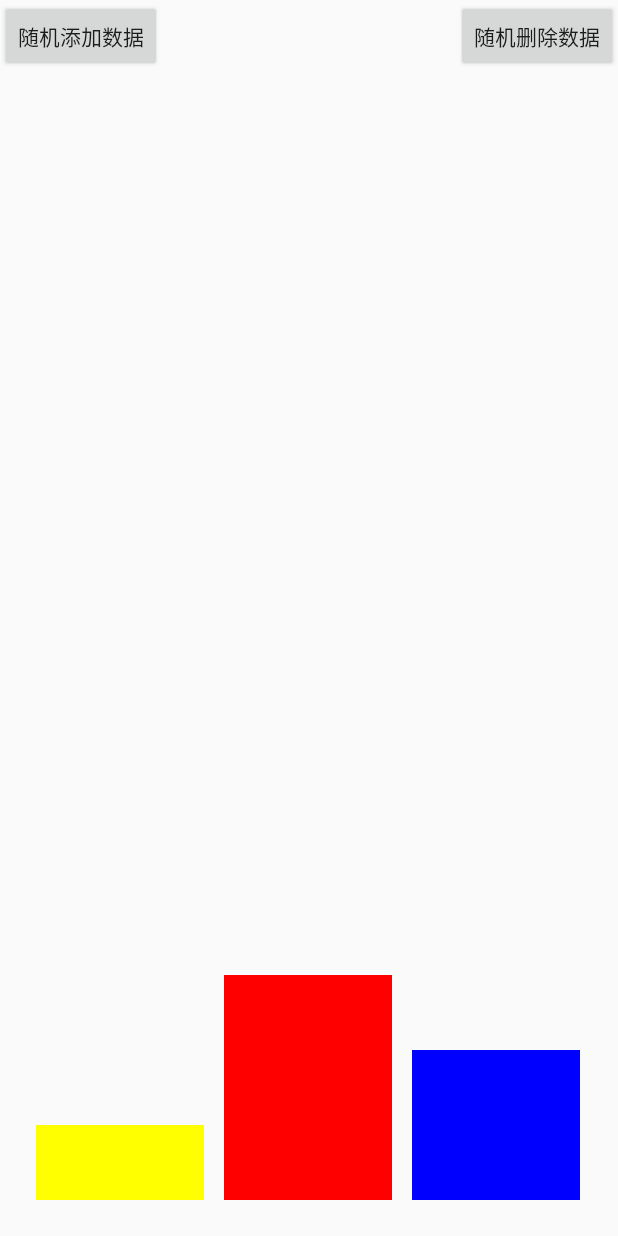
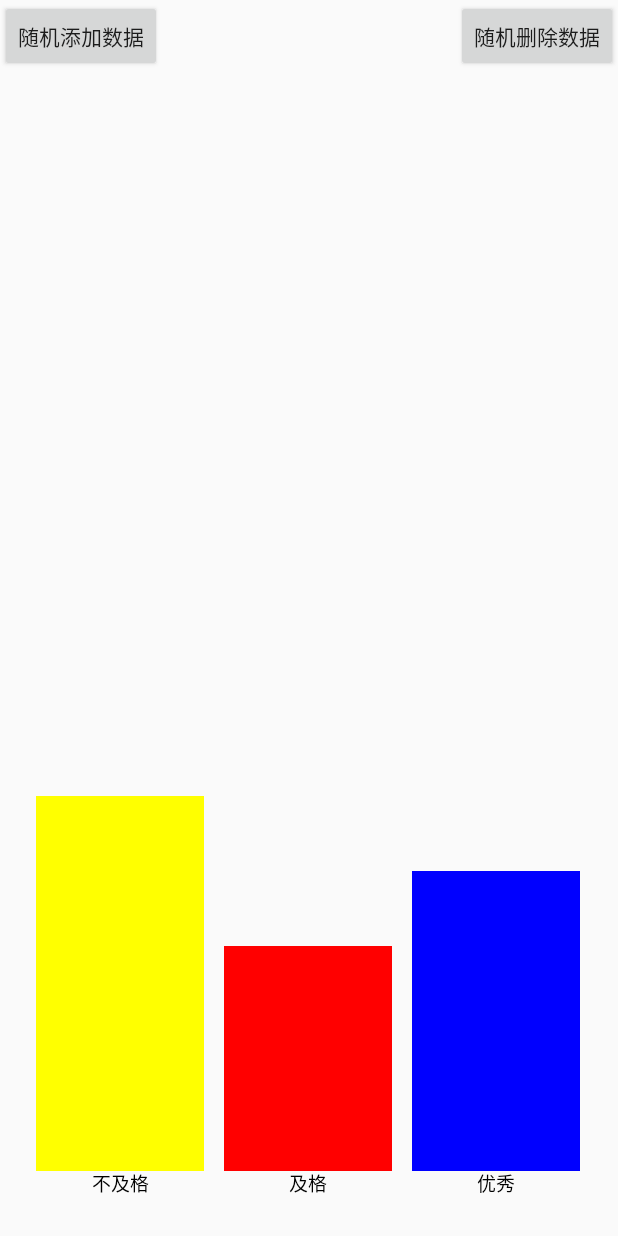
Before and after one commit to FENGZEYOU123/AndroidStatisticsView, an Android app: the screen it shows after launch (MainActivity), on a phone screen of 412 x 824 dp. Run offline under Robolectric (Android 15) with nearby library versions, the phone set to English and light mode, and no system bars.

Commit message:
displayName

```diff
--- a/app/src/main/java/com/yfz/statisticsview/ColumnBarChartView.java
+++ b/app/src/main/java/com/yfz/statisticsview/ColumnBarChartView.java
@@ -4,6 +4,7 @@ import android.content.Context;
 import android.content.res.TypedArray;
 import android.graphics.Canvas;
 import android.graphics.Color;
+import android.graphics.Matrix;
 import android.graphics.Paint;
 import android.graphics.Rect;
 import android.graphics.RectF;
@@ -14,10 +15,11 @@ import androidx.annotation.Nullable;
 import java.util.ArrayList;
 /**
  * 作者：游丰泽
- * 简介：统计图-柱状图-用直观的方式展示数据内容
- * android交流需求请加wx：yfz_oom
+ * 简介：统计view-柱状图-用直观的方式展示数据内容
+ * android需求,交流请加wx：yfz_oom
  */
 public class ColumnBarChartView extends View {
+    private Context mContext;
     //画笔
     private Paint mPaint=new Paint();
     //记录绘制数据，key名字,value数量
@@ -30,19 +32,27 @@ public class ColumnBarChartView extends View {
     private float mHeight=0;
     //柱状位置Rect
     private RectF mRectF = new RectF();
-    //柱状名字显示
-    private boolean mDisplayName=false;
+    //数据名字位置Rect
+    private Rect mTextRect=new Rect();
+    //数据显示
+    private boolean mDisplayData =false;
+    //数据文字大小
+    private float mTextSize=20;
+    //数据文字颜色
+    private int mTextColor= Color.BLACK;
     public ColumnBarChartView(Context context) {
         super(context);
-        initial();
+        initial(context);
     }
     public ColumnBarChartView(Context context, @Nullable AttributeSet attrs) {
         super(context, attrs);
         TypedArray typedArray=context.obtainStyledAttributes(attrs, R.styleable.ColumnBarChartView);
         //设置柱状的间距
         mMargin=typedArray.getInteger(R.styleable.ColumnBarChartView_ColumnBarChart_margin,mMargin);
-        mDisplayName=typedArray.getBoolean(R.styleable.ColumnBarChartView_ColumnBarChart_displayName,mDisplayName);
-        initial();
+        mDisplayData =typedArray.getBoolean(R.styleable.ColumnBarChartView_ColumnBarChart_displayData, mDisplayData);
+        mTextColor =typedArray.getInteger(R.styleable.ColumnBarChartView_ColumnBarChart_textColor, mTextColor);
+        mTextSize =typedArray.getFloat(R.styleable.ColumnBarChartView_ColumnBarChart_textSize, mTextSize);
+        initial(context);
     }
 
     @Override
@@ -51,9 +61,11 @@ public class ColumnBarChartView extends View {
 
     }
 
-    private void initial(){
+    private void initial(Context context){
+        mContext=context;
         mPaint.setAntiAlias(true); //抗锯齿
         mPaint.setStyle(Paint.Style.FILL);
+        mPaint.setColor(mTextColor);
         setWillNotDraw(false);
     }
 
@@ -62,24 +74,37 @@ public class ColumnBarChartView extends View {
         mWidth  = ( getWidth() - (mMargin*(getSize()-1)) ) / getSize(); //计算每个柱状宽度
         mHeight = ( getHeight() / getNumber() ); //计算柱状数值的平均高度值
         for(int i=0;i<mArray.size();i++){
-            if(mDisplayName){ //如果设置了展示名字，则绘制名字
+            mRectF.left= i*(mWidth+mMargin);
+            mRectF.right= mRectF.left+mWidth;
+            mRectF.bottom=getHeight();
+            mRectF.top= mRectF.bottom-mHeight*mArray.get(i).mNumber ; //柱状高度=数值的平均高度值*柱状数值
+            if(mDisplayData){ //如果设置了展示名字，则绘制名字
                 onDrawName(canvas,i); //画柱状名字
             }
-                onDrawColumn(canvas,i); //画柱状图形
+            onDrawColumn(canvas,i); //画柱状图形
+
         }
     }
 
     //绘制-柱状名字
     private void onDrawName(Canvas canvas,int i){
+        mPaint.setTextSize(dip2px(mContext, (float) Math.sqrt(mWidth)));
+        mPaint.getTextBounds(mArray.get(i).mMame, 0, mArray.get(i).mMame.length(), mTextRect); //计算文字位置,处于柱状中间
+        mPaint.setColor(mTextColor);
+        canvas.drawText(   //柱状名字
+                mArray.get(i).mMame,
+                (mRectF.left+mRectF.right)/2 - (mTextRect.left+mTextRect.right)/2,
+                mRectF.bottom-(mTextRect.bottom-mTextRect.top)/2,
+                mPaint);
 
     }
     //绘制-柱状图形
     private void onDrawColumn(Canvas canvas,int i){
+        if(mDisplayData) { //如果设置了展示名字，则绘制柱状图形的位置要在文字之上
+            mRectF.bottom=mRectF.bottom-dip2px(mContext,(mTextRect.bottom-mTextRect.top));
+            mRectF.top=mRectF.bottom-mRectF.top;
+        }
         mPaint.setColor(mArray.get(i).mColor); //柱状颜色
-        mRectF.left= i*(mWidth+mMargin);
-        mRectF.right= mRectF.left+mWidth;
-        mRectF.bottom=getHeight();
-        mRectF.top= mRectF.bottom-mHeight*mArray.get(i).mNumber ; //柱状高度=数值的平均高度值*柱状数值
         canvas.drawRect(mRectF,mPaint);
     }
 
@@ -87,7 +112,7 @@ public class ColumnBarChartView extends View {
      * 是否显示柱状名称
      */
     public void displayName(boolean isDisplay){
-        mDisplayName=isDisplay;
+        mDisplayData =isDisplay;
     }
     /**
      * 向外提供添加数据的方法,如果数据名字一样则被替换
@@ -166,5 +191,10 @@ public class ColumnBarChartView extends View {
         return totalNumber;
     }
 
+    //大小转换为px
+    public static int dip2px(Context context, float dipValue) {
+        final float scale = context.getResources().getDisplayMetrics().density;
+        return (int) (dipValue * scale + 0.5f);
+    }
 
 }
--- a/app/src/main/java/com/yfz/statisticsview/MainActivity.java
+++ b/app/src/main/java/com/yfz/statisticsview/MainActivity.java
@@ -8,7 +8,11 @@ import android.util.Log;
 import android.view.View;
 
 import java.util.Random;
-
+/**
+ * 作者：游丰泽
+ * 简介：统计view-柱状图-用直观的方式展示数据内容
+ * android需求,交流请加wx：yfz_oom
+ */
 public class MainActivity extends AppCompatActivity {
     private ColumnBarChartView mColumnBarChartView;
 
--- a/app/src/main/res/layout/activity_main.xml
+++ b/app/src/main/res/layout/activity_main.xml
@@ -29,6 +29,7 @@
         app:layout_constraintRight_toRightOf="parent"
         app:layout_constraintLeft_toLeftOf="parent"
         app:layout_constraintBottom_toBottomOf="parent"
+        app:ColumnBarChart_displayData="true"
         android:layout_width="match_parent"
         android:layout_height="300dp">
     </com.yfz.statisticsview.ColumnBarChartView>
--- a/app/src/main/res/values/attrs.xml
+++ b/app/src/main/res/values/attrs.xml
@@ -2,8 +2,10 @@
 <resources>
     <declare-styleable
         name="ColumnBarChartView">
-        <attr name="ColumnBarChart_margin" format="integer"></attr>
-        <attr name="ColumnBarChart_displayName" format="boolean"></attr>
+        <attr name="ColumnBarChart_margin" format="reference|dimension|integer"></attr>
+        <attr name="ColumnBarChart_displayData" format="boolean"></attr>
+        <attr name="ColumnBarChart_textColor" format="reference|color|integer|dimension"></attr>
+        <attr name="ColumnBarChart_textSize" format="reference|float|dimension|integer"></attr>
 
     </declare-styleable>
 </resources>
```
Also changed, not shown: app/src/main/res/values/dimens.xml (added, +20 -0 lines).
